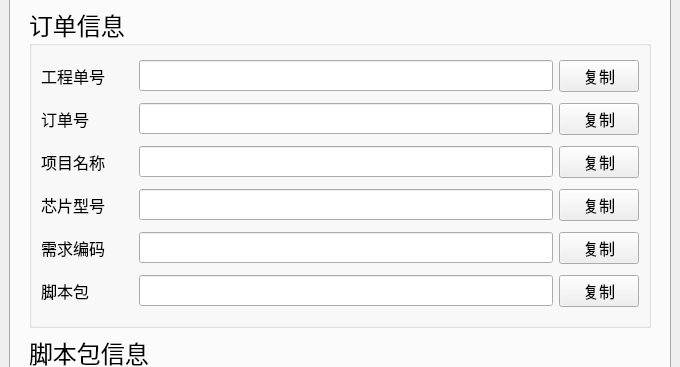
This is res/ui/main_window.ui in zelviner/DataHandler as Qt 5 draws it before an edit; both pictures show x 0 to 680 and y 89 to 456 of the 680 by 717 pixel window. The edited form follows.
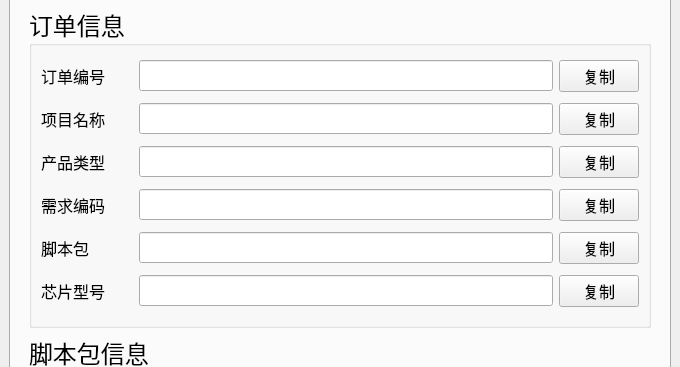
This is the edited form.

Commit message: fix(ui): 修改主窗口UI文本并移除确认订单窗口

What changed in the file:
```diff
--- a/res/ui/main_window.ui
+++ b/res/ui/main_window.ui
@@ -59,12 +59,12 @@
                      </font>
                     </property>
                     <property name="text">
-                     <string>工程单号</string>
+                     <string>订单编号</string>
                     </property>
                    </widget>
                   </item>
                   <item>
-                   <widget class="QLineEdit" name="project_number_line">
+                   <widget class="QLineEdit" name="order_number_line">
                     <property name="enabled">
                      <bool>true</bool>
                     </property>
@@ -114,12 +114,12 @@
                      </font>
                     </property>
                     <property name="text">
-                     <string>订单号</string>
+                     <string>项目名称</string>
                     </property>
                    </widget>
                   </item>
                   <item>
-                   <widget class="QLineEdit" name="order_number_line">
+                   <widget class="QLineEdit" name="project_name_line">
                     <property name="enabled">
                      <bool>true</bool>
                     </property>
@@ -160,12 +160,12 @@
                      </font>
                     </property>
                     <property name="text">
-                     <string>项目名称</string>
+                     <string>产品类型</string>
                     </property>
                    </widget>
                   </item>
                   <item>
-                   <widget class="QLineEdit" name="project_name_line">
+                   <widget class="QLineEdit" name="product_type_line">
                     <property name="enabled">
                      <bool>true</bool>
                     </property>
@@ -206,12 +206,12 @@
                      </font>
                     </property>
                     <property name="text">
-                     <string>芯片型号</string>
+                     <string>需求编码</string>
                     </property>
                    </widget>
                   </item>
                   <item>
-                   <widget class="QLineEdit" name="chip_model_line">
+                   <widget class="QLineEdit" name="rf_code_line">
                     <property name="enabled">
                      <bool>true</bool>
                     </property>
@@ -252,12 +252,12 @@
                      </font>
                     </property>
                     <property name="text">
-                     <string>需求编码</string>
+                     <string>脚本包</string>
                     </property>
                    </widget>
                   </item>
                   <item>
-                   <widget class="QLineEdit" name="rf_code_line">
+                   <widget class="QLineEdit" name="script_package_line">
                     <property name="enabled">
                      <bool>true</bool>
                     </property>
@@ -298,12 +298,12 @@
                      </font>
                     </property>
                     <property name="text">
-                     <string>脚本包</string>
+                     <string>芯片型号</string>
                     </property>
                    </widget>
                   </item>
                   <item>
-                   <widget class="QLineEdit" name="script_package_line">
+                   <widget class="QLineEdit" name="chip_model_line">
                     <property name="enabled">
                      <bool>true</bool>
                     </property>
```
Left out of the diff: 2 changed lines with no effect on the pictures. The commit also changes 14 other files.
